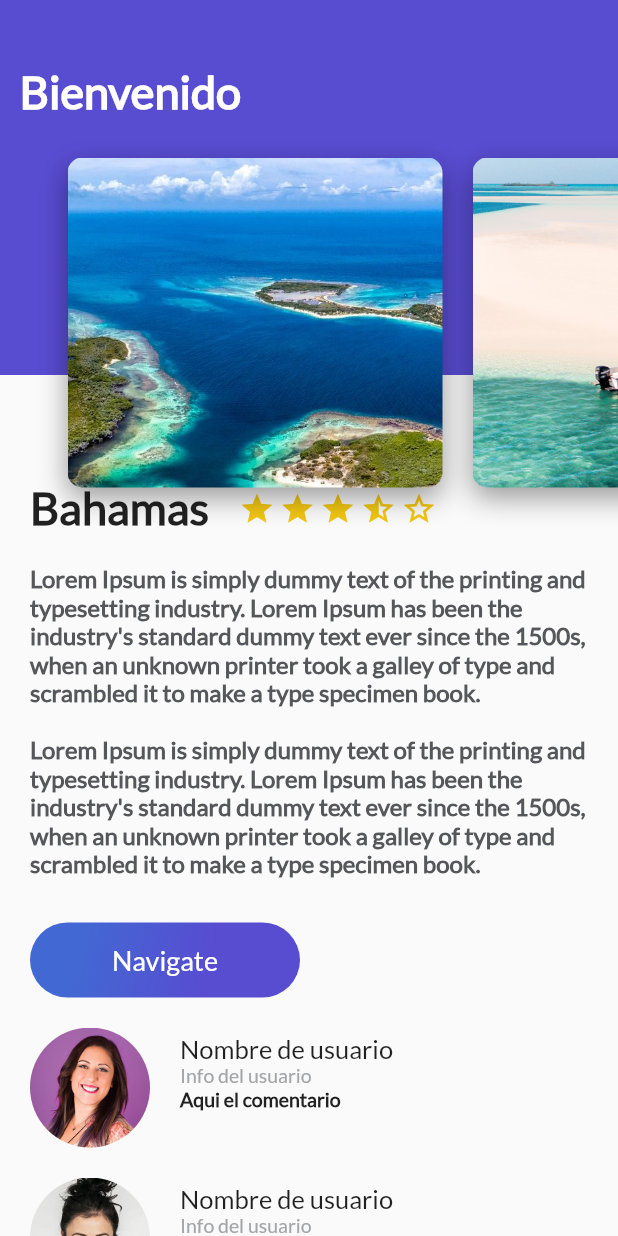
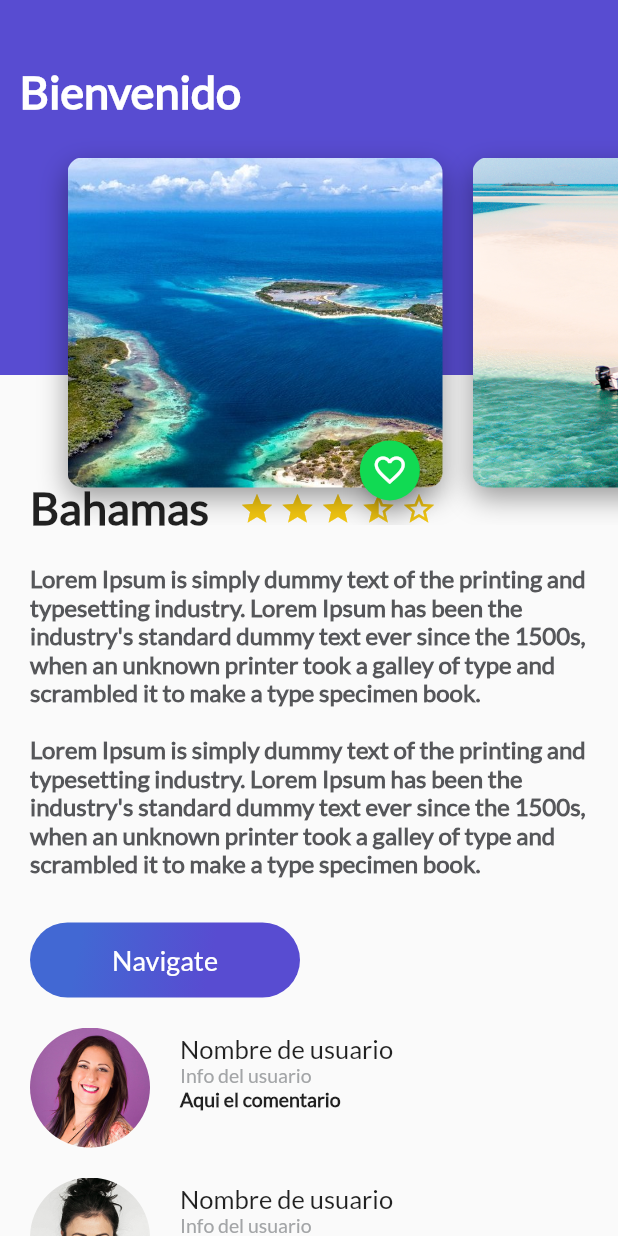
Before and after one commit to lucasnbarbero/platzi-curso-flutter, a Flutter app: the screen it shows after launch, on a phone screen of 412 x 824 dp. Run offline on Flutter 3.47's test engine with Material 2 defaults, Android fonts, the phone set to English and light mode, and no system bars.

Commit message:
Creacion del boton Favoritos

```diff
--- /dev/null
+++ b/lib/components/buttons/floating_action_button_green.dart
@@ -0,0 +1,29 @@
+import "package:flutter/material.dart";
+
+class FloatingActionButtonGreen extends StatefulWidget {
+  @override
+  State<StatefulWidget> createState() {
+    return _FloatingActionButtonGreen();
+  }
+}
+
+class _FloatingActionButtonGreen extends State<FloatingActionButtonGreen> {
+  bool _pressed = false;
+
+  void onPressedFav() {
+    setState(() {
+      _pressed = !_pressed;
+    });
+  }
+
+  @override
+  Widget build(BuildContext context) {
+    return FloatingActionButton(
+      backgroundColor: const Color(0xFF11DA53),
+      mini: true,
+      tooltip: "Fav",
+      onPressed: onPressedFav,
+      child: Icon(_pressed ? Icons.favorite : Icons.favorite_border),
+    );
+  }
+}
--- a/lib/components/card/card_image.dart
+++ b/lib/components/card/card_image.dart
@@ -1,4 +1,5 @@
 import "package:flutter/material.dart";
+import '../buttons/floating_action_button_green.dart';
 
 class CardImage extends StatelessWidget {
   String pathImage;
@@ -7,13 +8,16 @@ class CardImage extends StatelessWidget {
 
   @override
   Widget build(BuildContext context) {
-    return Container(
+    return Stack(
+      alignment: const Alignment(0.9, 1.1),
+      children: <Widget>[
+        Container(
           height: 350.0,
           width: 250.0,
           margin: const EdgeInsets.only(top: 80.0, left: 20.0),
           decoration: BoxDecoration(
-          image:
-              DecorationImage(fit: BoxFit.cover, image: AssetImage(pathImage)),
+              image: DecorationImage(
+                  fit: BoxFit.cover, image: AssetImage(pathImage)),
               borderRadius: const BorderRadius.all(Radius.circular(10.0)),
               shape: BoxShape.rectangle,
               boxShadow: const <BoxShadow>[
@@ -22,6 +26,9 @@ class CardImage extends StatelessWidget {
                     blurRadius: 15.0,
                     offset: Offset(0.0, 7.0))
               ]),
+        ),
+        FloatingActionButtonGreen(),
+      ],
     );
   }
 }
```
Lines whose indentation alone changed are shown as unchanged.
